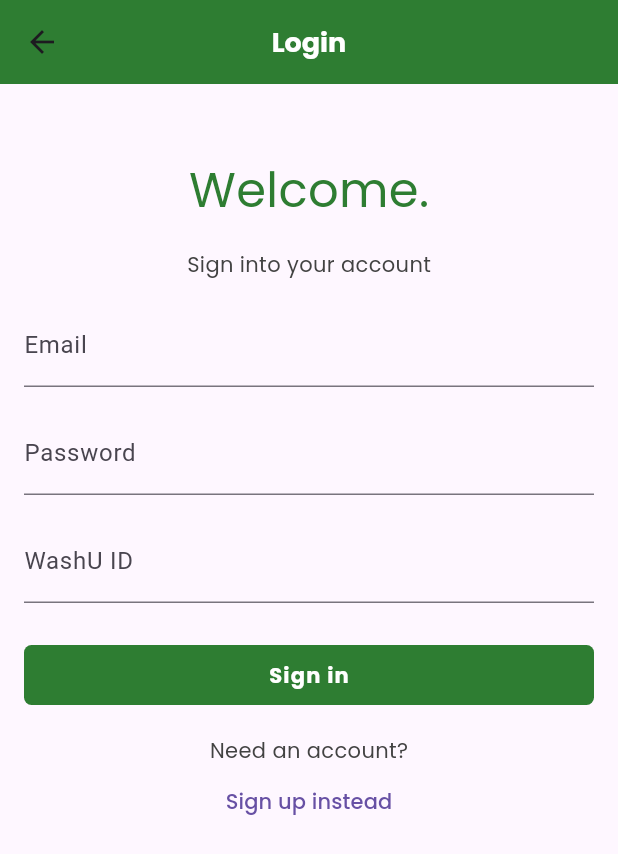
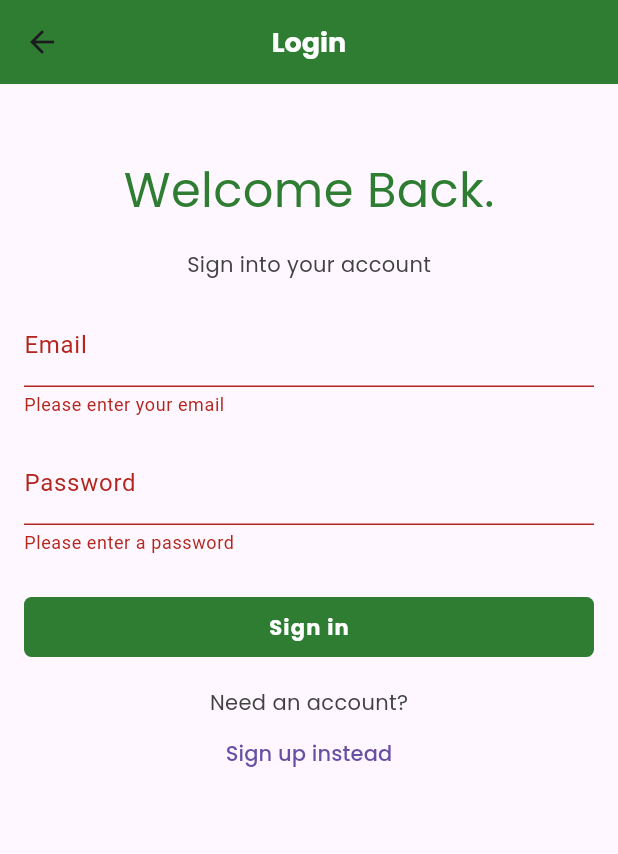
Before and after one commit to danielgai/wuct, a Flutter app: the LoginPage screen opened by its route, after a tap on "Sign in", on a phone screen of 412 x 824 dp. Shown: the top 854 px of the screen. Run offline on Flutter 3.47's test engine with Material 3 defaults, Android fonts, the phone set to English and light mode, and no system bars; our stand-ins replace flutter_spinkit, google_fonts, webview_flutter.

Commit message:
added form validation

```diff
--- a/lib/pages/login.dart
+++ b/lib/pages/login.dart
@@ -57,7 +57,6 @@ class _LoginPageState extends State<LoginPage> {
 
   final TextEditingController _emailController = TextEditingController();
   final TextEditingController _passwordController = TextEditingController();
-  final TextEditingController _washuIDController = TextEditingController();
 
   @override
   Widget build(BuildContext context) {
@@ -75,7 +74,7 @@ class _LoginPageState extends State<LoginPage> {
             child: Column(
               crossAxisAlignment: CrossAxisAlignment.stretch,
               children: [
-                const Center(child: StyledHeading('Welcome.')),
+                const Center(child: StyledHeading('Welcome Back.')),
                 const SizedBox(height: 16),
                 const Center(child: StyledBodyText('Sign into your account')),
                 const SizedBox(height: 16),
@@ -83,21 +82,37 @@ class _LoginPageState extends State<LoginPage> {
                   controller: _emailController,
                   keyboardType: TextInputType.emailAddress,
                   decoration: const InputDecoration(labelText: 'Email'),
+                  validator: (value) {
+                    if (value == null || value.isEmpty) {
+                      return "Please enter your email";
+                    }
+                    final emailRegex = RegExp(
+                        r'^[a-zA-Z0-9._%+-]+@[a-zA-Z0-9.-]+\.[a-zA-Z]{2,}$');
+                    if (!emailRegex.hasMatch(value)) {
+                      return "Please enter a valid email";
+                    }
+                    return null;
+                  },
                 ),
                 const SizedBox(height: 16),
                 TextFormField(
                   controller: _passwordController,
                   obscureText: true,
                   decoration: const InputDecoration(labelText: 'Password'),
-                ),
-                const SizedBox(height: 16),
-                TextFormField(
-                  controller: _washuIDController,
-                  decoration: const InputDecoration(labelText: 'WashU ID'),
+                  validator: (value) {
+                    if (value == null || value.isEmpty) {
+                      return "Please enter a password";
+                    }
+                    return null;
+                  },
                 ),
                 const SizedBox(height: 24),
                 StyledButton(
-                  onPressed: () async {},
+                  onPressed: () async {
+                    if(!_formKey.currentState!.validate()) return;
+                    final email = _emailController.text.trim();
+                    final password = _passwordController.text.trim();
+                  },
                   child: const StyledButtonText('Sign in'),
                 ),
                 const SizedBox(height: 16),
--- a/lib/pages/signup.dart
+++ b/lib/pages/signup.dart
@@ -42,21 +42,56 @@ class _SignupFormState extends State<SignupForm> {
                   controller: _emailController,
                   keyboardType: TextInputType.emailAddress,
                   decoration: const InputDecoration(labelText: 'Email'),
+                  validator: (value) {
+                    if (value == null || value.isEmpty) {
+                      return "Please enter your email";
+                    }
+                    final emailRegex = RegExp(
+                        r'^[a-zA-Z0-9._%+-]+@[a-zA-Z0-9.-]+\.[a-zA-Z]{2,}$');
+                    if (!emailRegex.hasMatch(value)) {
+                      return "Please enter a valid email";
+                    }
+                    return null;
+                  },
                 ),
                 const SizedBox(height: 16),
                 TextFormField(
                   controller: _passwordController,
                   obscureText: true,
                   decoration: const InputDecoration(labelText: 'Password'),
+                  validator: (value) {
+                    if (value == null || value.isEmpty) {
+                      return "Please enter a password";
+                    }
+                    if (value.length < 8) {
+                      return "Password must be 8 chars long";
+                    }
+                    return null;
+                  },
                 ),
                 const SizedBox(height: 16),
                 TextFormField(
                   controller: _washuIDController,
                   decoration: const InputDecoration(labelText: 'WashU ID'),
+                  validator: (value) {
+                    if (value == null || value.isEmpty) {
+                      return "Please enter your WashU ID";
+                    }
+                    if (value.length != 6) {
+                      return "WashU ID must be 6 digits long";
+                    }
+                    return null;
+                  },
                 ),
                 const SizedBox(height: 24),
                 StyledButton(
-                  onPressed: () async {},
+                  onPressed: () async {
+                    if(!_formKey.currentState!.validate()) return;
+                    final email = _emailController.text.trim();
+                    final password = _passwordController.text.trim();
+                    final washuID = _washuIDController.text.trim();
+
+                  },
                   child: const StyledButtonText('Sign up'),
                 ),
                 const SizedBox(height: 16),
```
